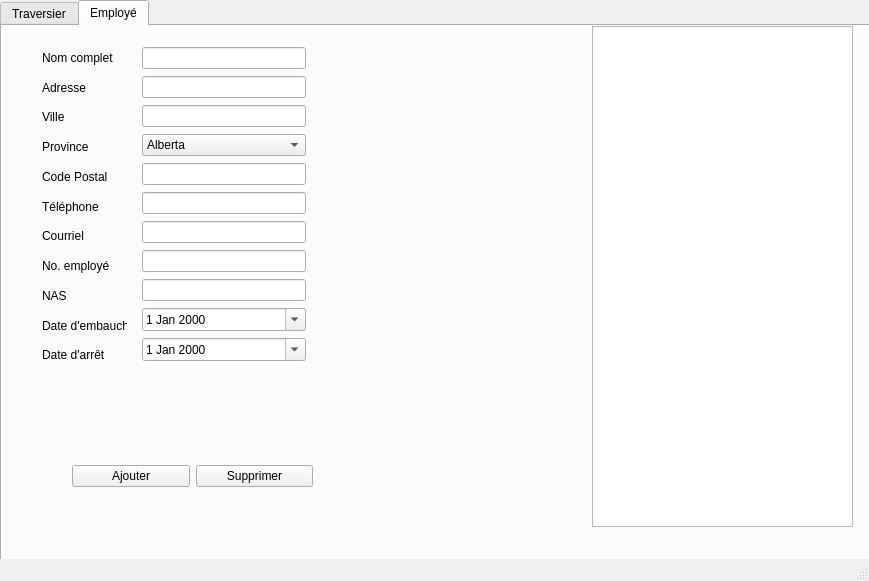
Before: the Qt Designer form views/main.ui in alexis-leclerc-cegep/traversierPython, drawn with Qt 5.
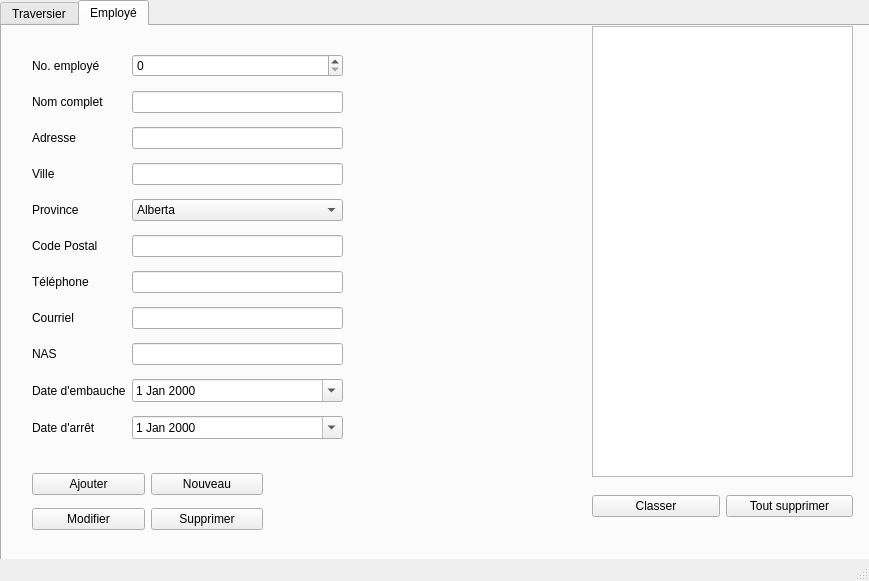
After: the same form once the commit is applied. Custom widgets are drawn as their Qt base class.

```diff
--- a/views/main.ui
+++ b/views/main.ui
@@ -206,30 +206,110 @@
         <x>590</x>
         <y>0</y>
         <width>261</width>
-        <height>501</height>
+        <height>451</height>
        </rect>
       </property>
      </widget>
      <widget class="QWidget" name="verticalLayoutWidget">
       <property name="geometry">
        <rect>
-        <x>140</x>
+        <x>590</x>
+        <y>450</y>
+        <width>261</width>
+        <height>61</height>
+       </rect>
+      </property>
+      <layout class="QHBoxLayout" name="horizontalLayout">
+       <item>
+        <widget class="QPushButton" name="btnClasserEmploye">
+         <property name="text">
+          <string>Classer</string>
+         </property>
+        </widget>
+       </item>
+       <item>
+        <widget class="QPushButton" name="btnClearEmploye">
+         <property name="text">
+          <string>Tout supprimer</string>
+         </property>
+        </widget>
+       </item>
+      </layout>
+     </widget>
+     <widget class="QWidget" name="gridLayoutWidget">
+      <property name="geometry">
+       <rect>
+        <x>30</x>
         <y>20</y>
-        <width>164</width>
-        <height>321</height>
+        <width>311</width>
+        <height>411</height>
        </rect>
       </property>
-      <layout class="QVBoxLayout" name="verticalLayout">
-       <item>
+      <layout class="QGridLayout" name="gridLayout">
+       <item row="6" column="1">
+        <widget class="QLineEdit" name="edtTelephone"/>
+       </item>
+       <item row="8" column="0">
+        <widget class="QLabel" name="lblNASEmploye">
+         <property name="text">
+          <string>NAS</string>
+         </property>
+        </widget>
+       </item>
+       <item row="8" column="1">
+        <widget class="QLineEdit" name="edtNAS"/>
+       </item>
+       <item row="0" column="1">
+        <widget class="QSpinBox" name="sbxNoEmploye"/>
+       </item>
+       <item row="3" column="1">
+        <widget class="QLineEdit" name="edtVilleEmploye"/>
+       </item>
+       <item row="4" column="0">
+        <widget class="QLabel" name="lblProvinceEmploye">
+         <property name="text">
+          <string>Province</string>
+         </property>
+        </widget>
+       </item>
+       <item row="5" column="0">
+        <widget class="QLabel" name="lblCodePostalEmploye">
+         <property name="text">
+          <string>Code Postal</string>
+         </property>
+        </widget>
+       </item>
+       <item row="7" column="1">
+        <widget class="EmailLineEdit" name="edtCourriel"/>
+       </item>
+       <item row="2" column="0">
+        <widget class="QLabel" name="lblAdresseEmploye">
+         <property name="text">
+          <string>Adresse</string>
+         </property>
+        </widget>
+       </item>
+       <item row="9" column="1">
+        <widget class="QDateEdit" name="dtEmbauche">
+         <property name="calendarPopup">
+          <bool>true</bool>
+         </property>
+        </widget>
+       </item>
+       <item row="1" column="1">
         <widget class="QLineEdit" name="edtNomEmploye"/>
        </item>
-       <item>
+       <item row="2" column="1">
         <widget class="QLineEdit" name="edtAdresseEmploye"/>
        </item>
-       <item>
-        <widget class="QLineEdit" name="edtVilleEmploye"/>
+       <item row="3" column="0">
+        <widget class="QLabel" name="lblVilleEmploye">
+         <property name="text">
+          <string>Ville</string>
+         </property>
+        </widget>
        </item>
-       <item>
+       <item row="4" column="1">
         <widget class="QComboBox" name="cbxProvince">
          <item>
           <property name="text">
@@ -298,145 +378,93 @@
          </item>
         </widget>
        </item>
-       <item>
+       <item row="5" column="1">
         <widget class="QLineEdit" name="edtCodePostal"/>
        </item>
-       <item>
-        <widget class="QLineEdit" name="edtTelephone"/>
-       </item>
-       <item>
-        <widget class="EmailLineEdit" name="edtCourriel"/>
-       </item>
-       <item>
-        <widget class="QLineEdit" name="edtNoEmploye"/>
-       </item>
-       <item>
-        <widget class="QLineEdit" name="edtNAS"/>
-       </item>
-       <item>
-        <widget class="QDateEdit" name="dtEmbauche">
-         <property name="calendarPopup">
-          <bool>true</bool>
+       <item row="0" column="0">
+        <widget class="QLabel" name="lblNoEmploye">
+         <property name="text">
+          <string>No. employé</string>
          </property>
         </widget>
        </item>
-       <item>
-        <widget class="QDateEdit" name="dtArret">
-         <property name="calendarPopup">
-          <bool>true</bool>
-         </property>
-        </widget>
-       </item>
-      </layout>
-     </widget>
-     <widget class="QWidget" name="verticalLayoutWidget_2">
-      <property name="geometry">
-       <rect>
-        <x>40</x>
-        <y>20</y>
-        <width>85</width>
-        <height>321</height>
-       </rect>
-      </property>
-      <layout class="QVBoxLayout" name="verticalLayout_2">
-       <item>
+       <item row="1" column="0">
         <widget class="QLabel" name="lblNomEmploye">
          <property name="text">
           <string>Nom complet</string>
          </property>
         </widget>
        </item>
-       <item>
-        <widget class="QLabel" name="lblAdresseEmploye">
-         <property name="text">
-          <string>Adresse</string>
-         </property>
-        </widget>
-       </item>
-       <item>
-        <widget class="QLabel" name="lblVilleEmploye">
-         <property name="text">
-          <string>Ville</string>
-         </property>
-        </widget>
-       </item>
-       <item>
-        <widget class="QLabel" name="lblProvinceEmploye">
-         <property name="text">
-          <string>Province</string>
-         </property>
-        </widget>
-       </item>
-       <item>
-        <widget class="QLabel" name="lblCodePostalEmploye">
-         <property name="text">
-          <string>Code Postal</string>
-         </property>
-        </widget>
-       </item>
-       <item>
+       <item row="6" column="0">
         <widget class="QLabel" name="lblTelephoneEmploye">
          <property name="text">
           <string>Téléphone</string>
          </property>
         </widget>
        </item>
-       <item>
+       <item row="7" column="0">
         <widget class="QLabel" name="lblCourrielEmploye">
          <property name="text">
           <string>Courriel</string>
          </property>
         </widget>
        </item>
-       <item>
-        <widget class="QLabel" name="lblNoEmploye">
-         <property name="text">
-          <string>No. employé</string>
-         </property>
-        </widget>
-       </item>
-       <item>
-        <widget class="QLabel" name="lblNASEmploye">
-         <property name="text">
-          <string>NAS</string>
-         </property>
-        </widget>
-       </item>
-       <item>
+       <item row="9" column="0">
         <widget class="QLabel" name="lblDateEmbaucheEmploye">
          <property name="text">
           <string>Date d'embauche</string>
          </property>
         </widget>
        </item>
-       <item>
+       <item row="10" column="0">
         <widget class="QLabel" name="label_17">
          <property name="text">
           <string>Date d'arrêt</string>
          </property>
         </widget>
        </item>
+       <item row="10" column="1">
+        <widget class="QDateEdit" name="dtArret">
+         <property name="calendarPopup">
+          <bool>true</bool>
+         </property>
+        </widget>
+       </item>
       </layout>
      </widget>
-     <widget class="QWidget" name="gridLayoutWidget">
+     <widget class="QWidget" name="gridLayoutWidget_2">
       <property name="geometry">
        <rect>
-        <x>70</x>
-        <y>400</y>
-        <width>241</width>
-        <height>101</height>
+        <x>30</x>
+        <y>440</y>
+        <width>231</width>
+        <height>71</height>
        </rect>
       </property>
-      <layout class="QGridLayout" name="gridLayout">
+      <layout class="QGridLayout" name="gridLayout_2">
        <item row="0" column="0">
-        <widget class="QPushButton" name="btnAjouter">
+        <widget class="QPushButton" name="btnAjouterEmploye">
          <property name="text">
           <string>Ajouter</string>
          </property>
         </widget>
        </item>
        <item row="0" column="1">
-        <widget class="QPushButton" name="btnSupprimer">
+        <widget class="QPushButton" name="btnNouveauEmploye">
+         <property name="text">
+          <string>Nouveau</string>
+         </property>
+        </widget>
+       </item>
+       <item row="1" column="0">
+        <widget class="QPushButton" name="btnModifierEmploye">
+         <property name="text">
+          <string>Modifier</string>
+         </property>
+        </widget>
+       </item>
+       <item row="1" column="1">
+        <widget class="QPushButton" name="btnSupprimerEmploye">
          <property name="text">
           <string>Supprimer</string>
          </property>
```
Left out of the diff: 2 changed lines with no effect on the pictures.
